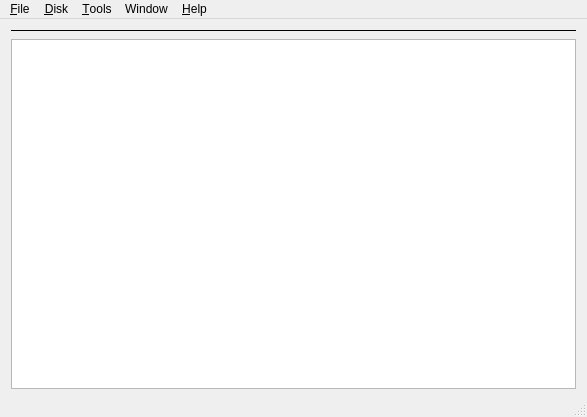
First picture: the form in mainwindow.ui, repository josch1710/RespeQt, before the edit.
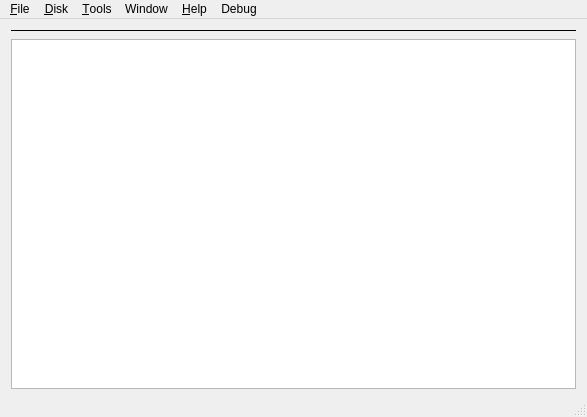
Second picture: the form after the edit. Icons and pictures are not drawn.

What changed in the file:
```diff
--- a/mainwindow.ui
+++ b/mainwindow.ui
@@ -161,7 +161,7 @@
      <x>0</x>
      <y>0</y>
      <width>587</width>
-     <height>22</height>
+     <height>21</height>
     </rect>
    </property>
    <widget class="QMenu" name="menu_Disk">
@@ -214,11 +214,19 @@
     <addaction name="actionToggleShade"/>
     <addaction name="actionLogWindow"/>
    </widget>
+   <widget class="QMenu" name="menuDebug">
+    <property name="title">
+     <string>Debug</string>
+    </property>
+    <addaction name="actionCapture_snapshot"/>
+    <addaction name="actionReplay_snapshot"/>
+   </widget>
    <addaction name="menu_File"/>
    <addaction name="menu_Disk"/>
    <addaction name="menu_Tools"/>
    <addaction name="menu_Window"/>
    <addaction name="menu_Help"/>
+   <addaction name="menuDebug"/>
   </widget>
   <widget class="QStatusBar" name="statusBar"/>
   <action name="actionEjectAll">
```
Left out of the diff: 15 changed lines with no effect on the pictures.
